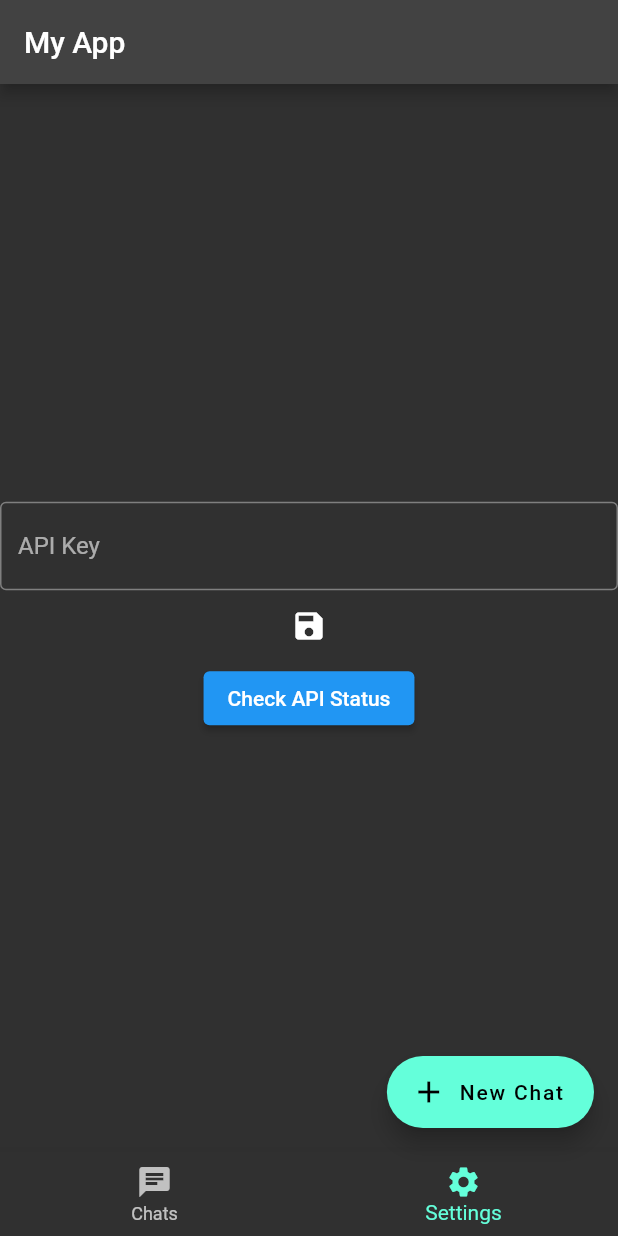
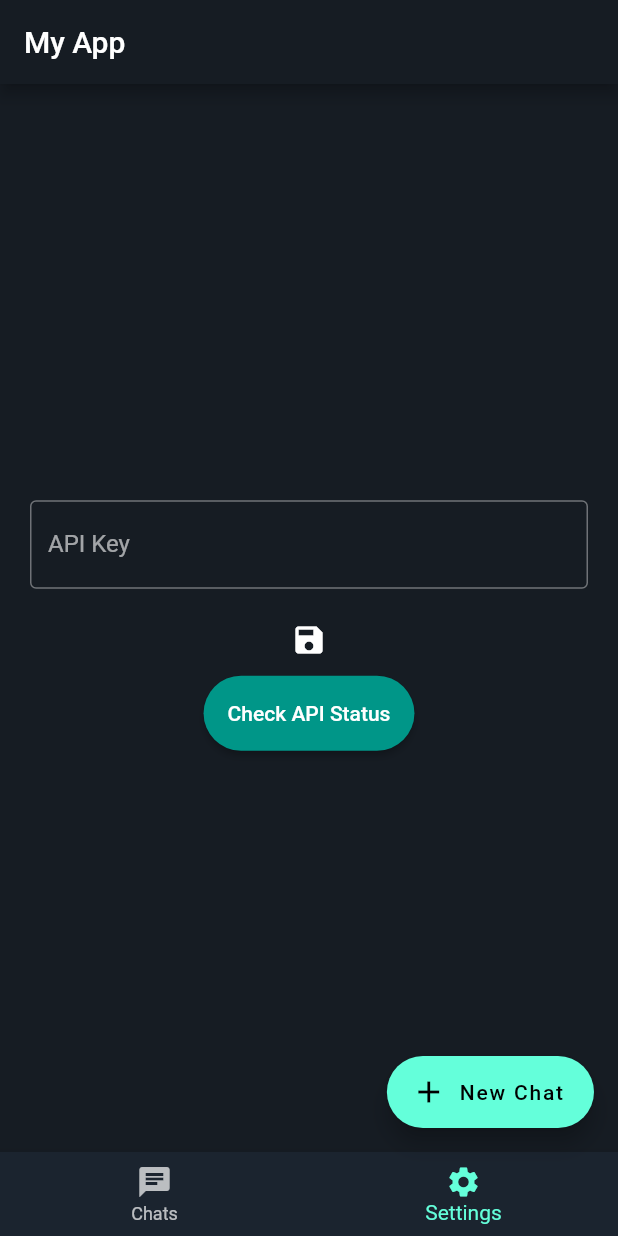
Before and after one commit to delaschwein/Flutter-ChatGPT, a Flutter app: the screen it shows after launch, swiped to page 2, on a phone screen of 412 x 824 dp. Run offline on Flutter 3.47's test engine with Material 2 defaults, Android fonts, the phone set to English and light mode, and no system bars; our stand-ins replace shared_preferences, sqflite; accounts and stored records are empty.

```diff
--- a/lib/main.dart
+++ b/lib/main.dart
@@ -1,4 +1,5 @@
 import 'package:flutter/material.dart';
+import 'package:flutter/rendering.dart';
 import 'package:http/http.dart' as http;
 import 'package:chat_gpt/chat.dart';
 import 'package:chat_gpt/database.dart';
@@ -16,8 +17,13 @@ class MyApp extends StatelessWidget {
     return MaterialApp(
         title: 'My App',
         home: MyHomePage(),
-      theme: ThemeData.dark(),
-    );
+        themeMode: ThemeMode.dark,
+        theme: ThemeData.dark().copyWith(
+          scaffoldBackgroundColor: Color(0xff161c23),
+          appBarTheme: AppBarTheme(
+            backgroundColor: Color(0xff161c23),
+          ),
+        ));
   }
 }
 
@@ -73,11 +79,18 @@ class _MyHomePageState extends State<MyHomePage> {
     );
   }
 
+
+
+
+
   @override
   Widget build(BuildContext context) {
+    ScrollController _scrollController = ScrollController();
+
     return Scaffold(
       appBar: AppBar(
         title: Text('My App'),
+        backgroundColor: Color(0xff161c23),
       ),
       body: PageView(
         controller: _pageController,
@@ -85,6 +98,7 @@ class _MyHomePageState extends State<MyHomePage> {
         children: [
           ListView.builder(
             itemCount: _chats.length,
+            controller: _scrollController,
             itemBuilder: (context, index) {
               Chat chat = _chats[index];
 
@@ -94,7 +108,10 @@ class _MyHomePageState extends State<MyHomePage> {
                     Navigator.push(
                       context,
                       MaterialPageRoute(
-                        builder: (context) => ChatScreen(chatId: chat.id, APIKey: _apiController.text),
+                        builder: (context) => ChatScreen(
+                            chatId: chat.id,
+                            APIKey: _apiController.text,
+                            createdAt: chat.createdAt),
                       ),
                     );
                   },
@@ -123,13 +140,15 @@ class _MyHomePageState extends State<MyHomePage> {
               child: Column(
             mainAxisAlignment: MainAxisAlignment.center,
             children: [
-              TextField(
+              Container(
+                  margin: EdgeInsets.symmetric(horizontal: 20, vertical: 10),
+                  child: TextField(
                     decoration: InputDecoration(
                       border: OutlineInputBorder(),
                       labelText: 'API Key',
                     ),
                     controller: _apiController,
-              ),
+                  )),
               IconButton(
                   onPressed: () async {
                     String APIKey = _apiController.text;
@@ -141,10 +160,22 @@ class _MyHomePageState extends State<MyHomePage> {
                     ));
                   },
                   icon: Icon(Icons.save)),
-              ElevatedButton(
+              Container(
+                height: 50,
+                child: ElevatedButton(
+                  style: ButtonStyle(
+                    backgroundColor:
+                        MaterialStateColor.resolveWith((states) => Colors.teal),
+                    shape: MaterialStateProperty.all<RoundedRectangleBorder>(
+                      RoundedRectangleBorder(
+                        borderRadius: BorderRadius.circular(25.0),
+                      ),
+                    ),
+                  ),
                   onPressed: () async {
                     try {
-                    http.Response response = await http.get(test_url, headers: {
+                      http.Response response = await http.get(test_url,
+                          headers: {
                             'Authorization': 'Bearer ${_apiController.text}'
                           });
                       int status = response.statusCode;
@@ -164,11 +195,13 @@ class _MyHomePageState extends State<MyHomePage> {
                   },
                   child: Text('Check API Status'),
                 ),
+              )
             ],
           )),
         ],
       ),
       bottomNavigationBar: BottomNavigationBar(
+        backgroundColor: Color(0xff1b242f),
         currentIndex: _selectedIndex,
         onTap: _onNavItemTapped,
         items: [
@@ -182,25 +215,78 @@ class _MyHomePageState extends State<MyHomePage> {
           ),
         ],
       ),
-      floatingActionButton: FloatingActionButton.extended(
+      floatingActionButton: CustomFab(
+        callback: _getChatsFromDatabase,
+        apiController: _apiController,
+        scrollController: _scrollController,)
+    );
+  }
+}
+
+
+class CustomFab extends StatefulWidget {
+  final Function callback;
+  final TextEditingController apiController;
+  final ScrollController scrollController;
+
+  CustomFab({required this.callback, required this.apiController, required this.scrollController});
+
+  @override
+  _CustomFabState createState() => _CustomFabState();
+}
+
+class _CustomFabState extends State<CustomFab> {
+  final uuid = Uuid();
+
+  bool isVisible = true;
+
+  @override
+  void initState() {
+    widget.scrollController.addListener(() {
+      if (widget.scrollController.position.userScrollDirection ==
+          ScrollDirection.reverse) {
+        if (isVisible) {
+          setState(() {
+            isVisible = false;
+          });
+        }
+      }
+      if (widget.scrollController.position.userScrollDirection ==
+          ScrollDirection.forward) {
+        if (!isVisible) {
+          setState(() {
+            isVisible = true;
+          });
+        }
+      }
+    });
+  }
+
+  @override
+  Widget build(BuildContext context) {
+    return FloatingActionButton.extended(
+          isExtended: isVisible,
           onPressed: () async {
             String chatId = uuid.v4();
+            int createdAt = DateTime.now().toUtc().millisecondsSinceEpoch;
             final newChat = Chat(
               id: chatId,
-              createdAt: DateTime.now().millisecondsSinceEpoch,
+              createdAt: createdAt,
             );
             await DatabaseProvider.addChat(newChat);
-            await _getChatsFromDatabase();
+            await widget.callback();
 
             Navigator.push(
               context,
               MaterialPageRoute(
-                builder: (context) => ChatScreen(chatId: chatId, APIKey: _apiController.text),
+                builder: (context) => ChatScreen(
+                    chatId: chatId,
+                    APIKey: widget.apiController.text,
+                    createdAt: createdAt),
               ),
             );
           },
           label: Text('New Chat'),
-          icon: Icon(Icons.add)),
-    );
+          icon: Icon(Icons.add));
   }
 }
```
Also changed, not shown: lib/chat_screen.dart (+101 -45 lines), 1 other file. Lines whose indentation alone changed are shown as unchanged.
